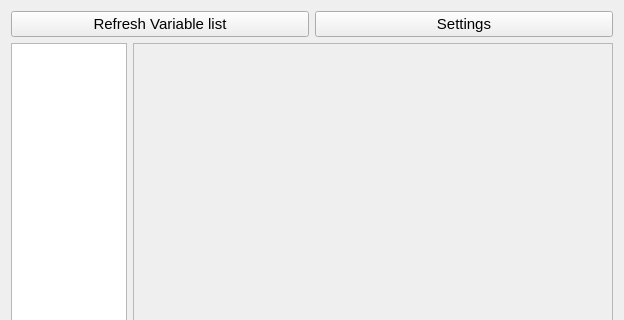
FathiMahdi/ZoulTerm, file assets/UI/serial_viewer.ui: the form before one commit; both pictures show x 0 to 624 and y 0 to 320 of the 624 by 501 pixel window.
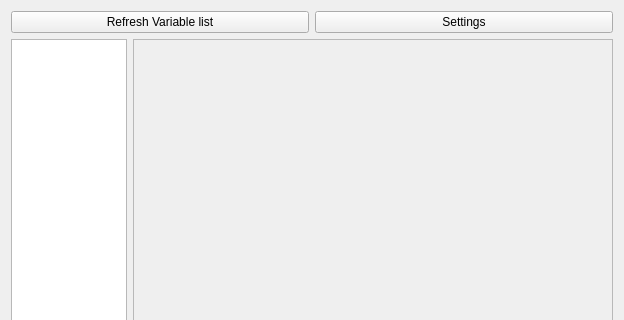
The form after the commit. Icons and pictures are not drawn.

Diff of the .ui file:
```diff
--- a/assets/UI/serial_viewer.ui
+++ b/assets/UI/serial_viewer.ui
@@ -15,7 +15,7 @@
   </property>
   <property name="font">
    <font>
-    <pointsize>11</pointsize>
+    <pointsize>9</pointsize>
    </font>
   </property>
   <property name="focusPolicy">
@@ -88,7 +88,7 @@
         <x>0</x>
         <y>0</y>
         <width>478</width>
-        <height>446</height>
+        <height>449</height>
        </rect>
       </property>
      </widget>
```
